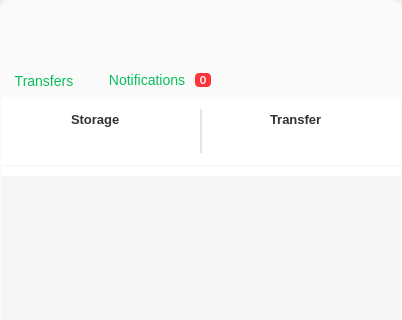
This is src/MEGASync/gui/ui/InfoDialog.ui in meganz/MEGAsync as Qt 5 draws it before an edit; both pictures show x 0 to 402 and y 0 to 320 of the 402 by 564 pixel window. The edited form follows.
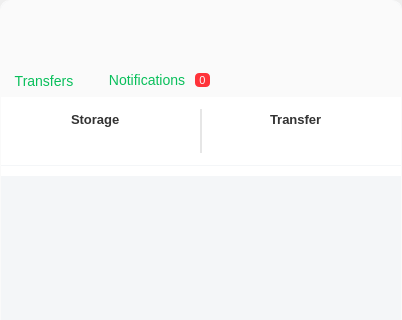
This is the edited form. Icons and pictures are not drawn. Custom widgets are drawn as their Qt base class.

Commit message: SNC-5662.Tokenize PSA widget

What changed in the file:
```diff
--- a/src/MEGASync/gui/ui/InfoDialog.ui
+++ b/src/MEGASync/gui/ui/InfoDialog.ui
@@ -21,7 +21,7 @@
   </property>
   <property name="styleSheet">
    <string notr="true">/*SubWidget;wStatus;widget;*/
-/*SubWidget;bTransferManager;widget;*/
+/*SubWidget;wPSA;widget;*/
 
 #wInfoDialogIn
 {
@@ -31,6 +31,11 @@
  background-color:  #F4F6F8;
  padding: 10px;
 }
+/* Override hover for selected tabs */
+#tTransfers.button-brand:hover, #tNotifications.button-brand:hover
+{
+ color: #FFFF09bf;  /*colorToken.button-brand-hover*/
+}
 #wHeader
 {
 background-color: #fffafafa; /*colorToken.surface-1*/
@@ -41,13 +46,13 @@
 }
 #lTransfers[state=&quot;normal&quot;], #lRecents[state=&quot;normal&quot;]
 {
-background-color:&quot;transparent&quot;;
+background-color:transparent;
 }
 #lTransfers[state=&quot;selected&quot;], #lRecents[state=&quot;selected&quot;]
 {
 background-color:#ff04101E; /*colorToken.button-brand*/
 }
-/*********************************************/
+
 #tTransfers, #tNotifications
 {
  font-size: 14px;
@@ -65,19 +70,21 @@
 }
 #tTransfers.button-brand, #tNotifications.button-brand
 {
- color: #ff09bf; /*colorToken.button-brand*/
+ color: #ffff09bf; /*colorToken.button-brand*/
 }
-/* Override hover for selected tabs */
-#tTransfers.button-brand:hover, #tNotifications.button-brand:hover
-{
- color: #ff09bf;  /*colorToken.button-brand-hover*/
-}
+
 #tTransfers.button-brand:pressed, #tNotifications.button-brand:pressed
 {
  color: #ff09bf;  /*colorToken.button-brand-pressed*/
 }
-/*********************************************/
-
+#wBottom[hasTransfers=&quot;true&quot;]
+{
+background-color: #fffafafa; /*colorToken.surface-1*/
+}
+#wHeader
+{
+background-color: #fffafafa; /*colorToken.surface-1*/
+}
 #wBottomFrame, #wBottomFrame *
 {
 border: none;
@@ -88,15 +95,39 @@
  border-top-left-radius: 10px;
  background-clip: padding;
 }
-#wHeader
+#bCreateSync
 {
-background-color: #fffafafa; /*colorToken.surface-1*/
+image-position: left;
+text-align: right;
+qproperty-icon: url(:/images/themed/light/plus_icon_secondary.svg); /*replaceThemeToken*/
 }
+#bSettings
+{
+qproperty-icon: url(:/images/themed/light/menu.svg); /*replaceThemeToken*/
+background-color:transparent;
+}
+
 #tNotifications
 {
   padding: 0px 4px 0px 16px;
 }
 
+#wSeparator
+{
+ background-color: #fffafafa; /*colorToken.border-subtle*/
+}
+#bNumberUnseenNotifications
+{
+background-color: #FFFF333A;/*colorToken.button-brand*/
+color: #FFFAFAFB;  /*colorToken.text-inverse-accent*/
+font-weight: 400;
+font-size: 11px;
+border-radius: 4px;
+padding-left: 4px;
+padding-right: 4px;
+margin-right: 4px;
+}
+#wContaine
 #bAvatar, #bState, #bMEGAheader, #bClockDown, #bClockUp, #bOQIcon, #bBusinessQuota, #bBusinessStorage, #bSyncsDisabled, #bAddSync, #bAddBackup, #bSettings, #bBackupsDisabled, #bAllSyncsDisabled, #bCloudDrive
 {
 	border: none;
@@ -117,17 +148,6 @@
 padding-left: 12px;
 }
 
-#bCreateSync
-{
-image-position: left;
-text-align: right;
-qproperty-icon: url(:/images/themed/light/plus_icon_secondary.svg); /*replaceThemeToken*/
-}
-#bSettings
-{
-qproperty-icon: url(:/images/themed/light/menu.svg); /*replaceThemeToken*/
-background-color:&quot;transparent&quot;;
-}
 #wHeaderframe
 {
 border: none;
@@ -142,18 +162,8 @@
 {
     border: none;
 }
-#bNumberUnseenNotifications
-{
-background-color: #FF333A;
-color: #FFFFFF;
-font-weight: bold;
-font-family: Lato;
-font-size: 11px;
-border-radius: 4px;
-padding-left: 4px;
-padding-right: 4px;
-margin-right: 4px;
-}
+
+
 #wUsageStats, #wUsageStats *
 {
     background-color: #FFFFFF;
@@ -499,14 +509,8 @@
  border-bottom-left-radius: 10px;
  background-clip: padding;
 }
-#wBottom[hasTransfers=&quot;true&quot;]
-{
-background-color: #fffafafa; /*colorToken.surface-1*/
-}
-#wSeparator
-{
-background-color: #fffafafa; /*colorToken.border-subtle*/
-}</string>
+
+</string>
   </property>
   <property name="sizeGripEnabled">
    <bool>false</bool>
```
Left out of the diff: 2 changed lines with no effect on the pictures. The commit also changes 4 other files.
